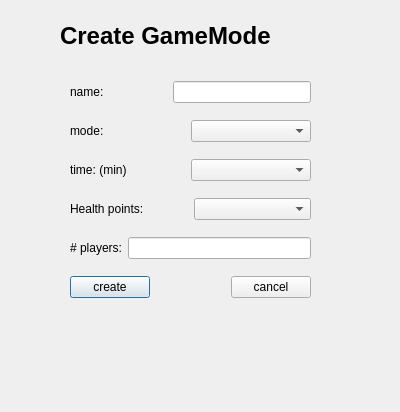
Old version of the form creategm.ui in the repository MarkGasse/GUILaserTag.
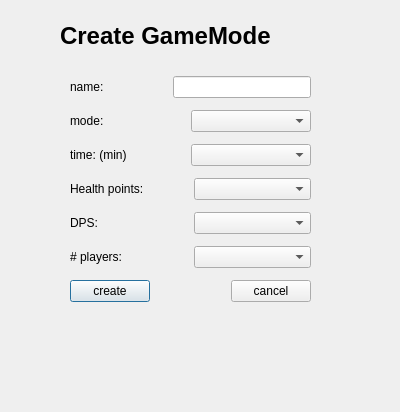
New version of the form. Icons and pictures are not drawn.

```diff
--- a/creategm.ui
+++ b/creategm.ui
@@ -119,6 +119,20 @@
       </item>
      </layout>
     </item>
+    <item>
+     <layout class="QHBoxLayout" name="horizontalLayout_8">
+      <item>
+       <widget class="QLabel" name="label_5">
+        <property name="text">
+         <string>DPS:</string>
+        </property>
+       </widget>
+      </item>
+      <item>
+       <widget class="QComboBox" name="comboBoxDPS"/>
+      </item>
+     </layout>
+    </item>
     <item>
      <layout class="QHBoxLayout" name="horizontalLayout_6">
       <item>
@@ -129,7 +143,7 @@
        </widget>
       </item>
       <item>
-       <widget class="QLineEdit" name="lineEditPlayers"/>
+       <widget class="QComboBox" name="comboBox_2"/>
       </item>
      </layout>
     </item>
```
